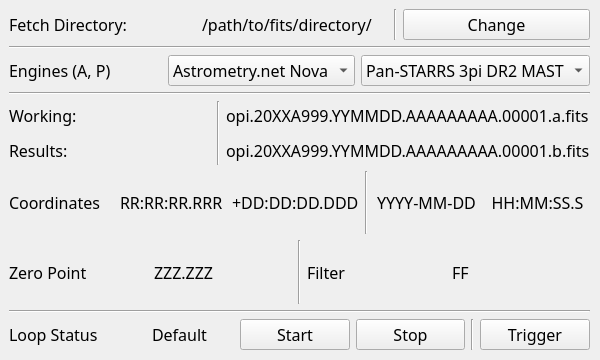
This is src/opihiexarata/gui/qtui/automatic.ui in psmd-iberutaru/OpihiExarata as Qt 5 draws it before an edit. The edited form follows.
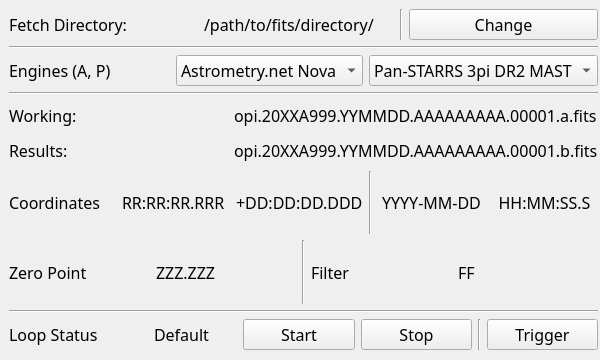
This is the edited form.

Diff of the .ui file:
```diff
--- a/src/opihiexarata/gui/qtui/automatic.ui
+++ b/src/opihiexarata/gui/qtui/automatic.ui
@@ -19,7 +19,7 @@
      <rect>
       <x>9</x>
       <y>9</y>
-      <width>581</width>
+      <width>589</width>
       <height>341</height>
      </rect>
     </property>
@@ -130,10 +130,10 @@
      </item>
      <item>
       <layout class="QGridLayout" name="grid_layout_fits_filenames">
-       <item row="0" column="2">
-        <widget class="QLabel" name="label_dynamic_working_filename">
+       <item row="1" column="1">
+        <widget class="QLabel" name="label_dynamic_results_filename">
          <property name="text">
-          <string>opi.20XXA999.YYMMDD.AAAAAAAAA.00001.a.fits</string>
+          <string>opi.20XXA999.YYMMDD.AAAAAAAAA.00001.b.fits</string>
          </property>
         </widget>
        </item>
@@ -144,13 +144,6 @@
          </property>
         </widget>
        </item>
-       <item row="1" column="2">
-        <widget class="QLabel" name="label_dynamic_results_filename">
-         <property name="text">
-          <string>opi.20XXA999.YYMMDD.AAAAAAAAA.00001.b.fits</string>
-         </property>
-        </widget>
-       </item>
        <item row="0" column="0">
         <widget class="QLabel" name="label_static_working_filename">
          <property name="text">
@@ -158,10 +151,10 @@
          </property>
         </widget>
        </item>
-       <item row="0" column="1" rowspan="2">
-        <widget class="Line" name="line_6">
-         <property name="orientation">
-          <enum>Qt::Vertical</enum>
+       <item row="0" column="1">
+        <widget class="QLabel" name="label_dynamic_working_filename">
+         <property name="text">
+          <string>opi.20XXA999.YYMMDD.AAAAAAAAA.00001.a.fits</string>
          </property>
         </widget>
        </item>
```
